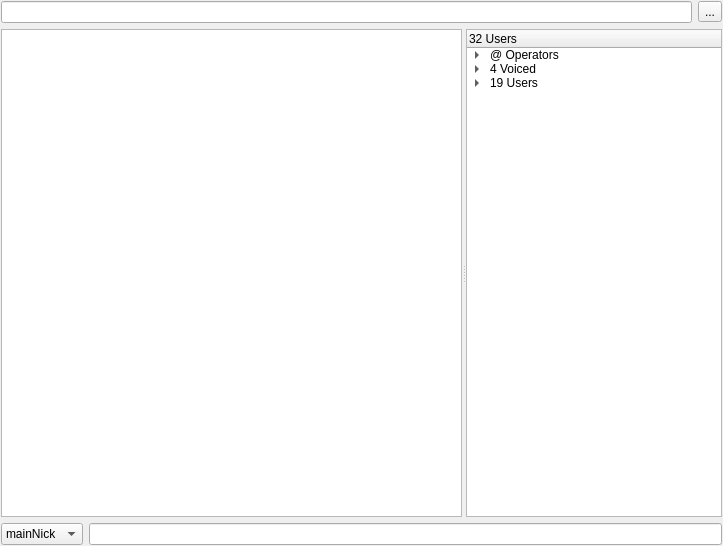
The window that gui/channelwidget.ui (quassel/quassel) describes before a commit, drawn with Qt 5.
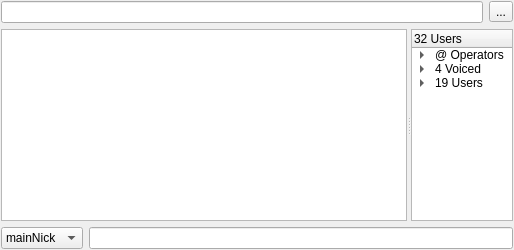
The same window after the commit.

Commit message: * Nicklist layout now way better.

```diff
--- a/gui/channelwidget.ui
+++ b/gui/channelwidget.ui
@@ -1,13 +1,19 @@
 <ui version="4.0" >
  <class>ChannelWidget</class>
  <widget class="QWidget" name="ChannelWidget" >
-  <property name="geometry" >
-   <rect>
-    <x>0</x>
-    <y>0</y>
-    <width>723</width>
-    <height>546</height>
-   </rect>
+  <property name="sizePolicy" >
+   <sizepolicy>
+    <hsizetype>3</hsizetype>
+    <vsizetype>3</vsizetype>
+    <horstretch>0</horstretch>
+    <verstretch>0</verstretch>
+   </sizepolicy>
+  </property>
+  <property name="minimumSize" >
+   <size>
+    <width>200</width>
+    <height>100</height>
+   </size>
   </property>
   <property name="contextMenuPolicy" >
    <enum>Qt::DefaultContextMenu</enum>
@@ -77,7 +83,7 @@
        <sizepolicy>
         <hsizetype>7</hsizetype>
         <vsizetype>5</vsizetype>
-        <horstretch>80</horstretch>
+        <horstretch>4</horstretch>
         <verstretch>0</verstretch>
        </sizepolicy>
       </property>
@@ -85,9 +91,9 @@
      <widget class="QTreeWidget" name="nickTree" >
       <property name="sizePolicy" >
        <sizepolicy>
-        <hsizetype>3</hsizetype>
+        <hsizetype>5</hsizetype>
         <vsizetype>5</vsizetype>
-        <horstretch>2</horstretch>
+        <horstretch>1</horstretch>
         <verstretch>0</verstretch>
        </sizepolicy>
       </property>
```
The commit also changes 1 other file.
